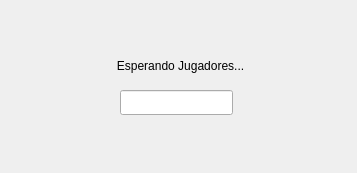
The window that pantallaespera.ui (AndreyZartty/Scrabble) describes before a commit, drawn with Qt 5.
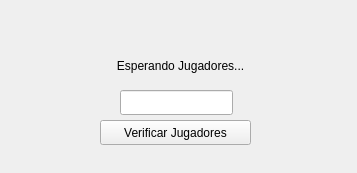
The same window after the commit.

The edit to the form file:
```diff
--- a/pantallaespera.ui
+++ b/pantallaespera.ui
@@ -48,6 +48,19 @@
     <bool>true</bool>
    </property>
   </widget>
+  <widget class="QPushButton" name="pushButton">
+   <property name="geometry">
+    <rect>
+     <x>100</x>
+     <y>120</y>
+     <width>151</width>
+     <height>25</height>
+    </rect>
+   </property>
+   <property name="text">
+    <string>Verificar Jugadores</string>
+   </property>
+  </widget>
  </widget>
  <resources/>
  <connections/>
```
